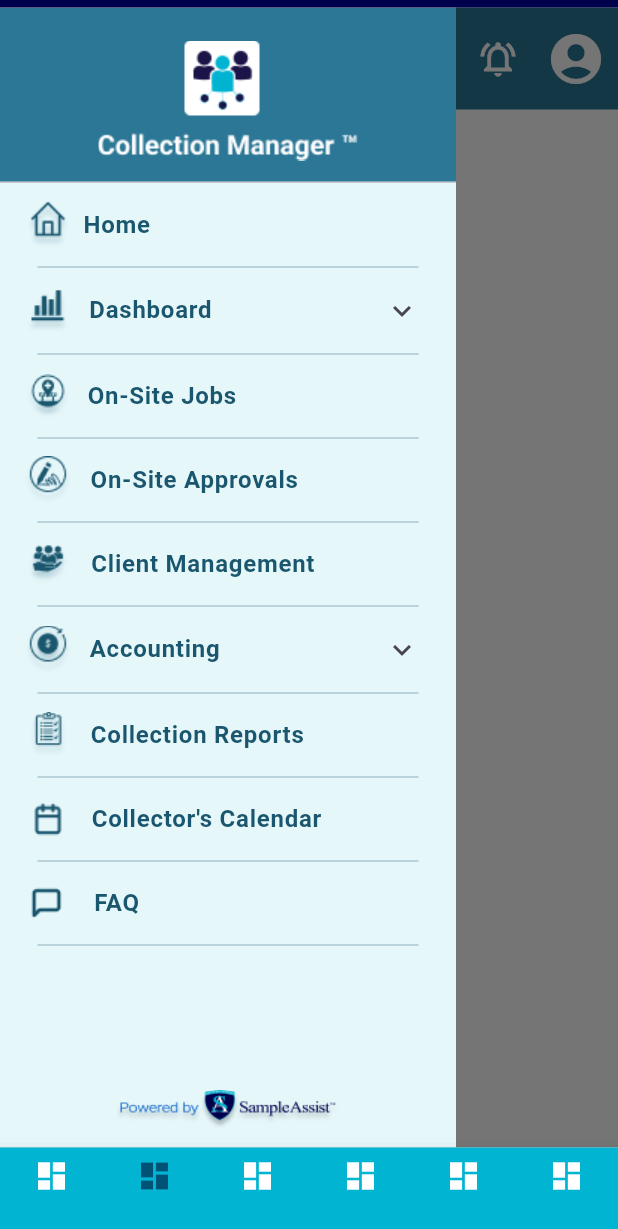
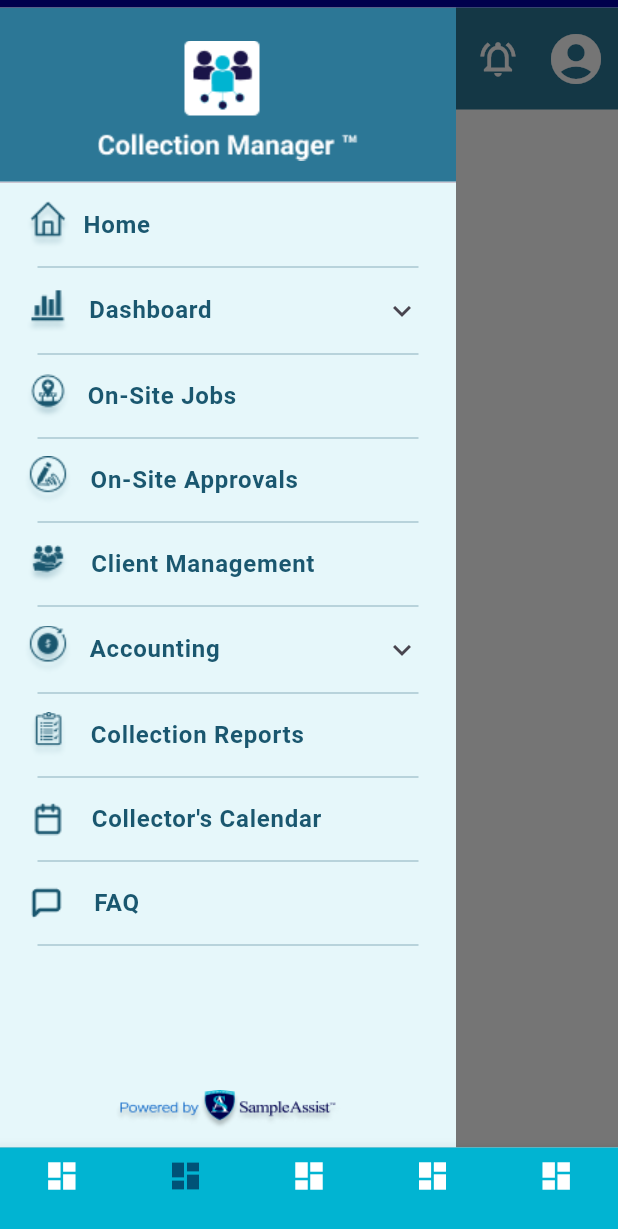
Before and after one commit to RusiraLiyanage/Collection-Manager-Mobile, a Flutter app: the screen it shows after launch, item 2 of the bottom bar chosen, in the side drawer, after a tap on the "menu" icon, on a phone screen of 412 x 824 dp. Shown: the top 1229 px of the screen. Run offline on Flutter 3.47's test engine with Material 3 defaults, Android fonts, the phone set to English and light mode, and no system bars.

Commit message:
working with navigations - 4/12/2024

```diff
--- a/lib/Navigation/appBarGoBack.dart
+++ b/lib/Navigation/appBarGoBack.dart
@@ -5,7 +5,15 @@ class AppBarGoBack extends StatelessWidget implements PreferredSizeWidget {
 
   @override
   Widget build(BuildContext context) {
-    return AppBar(
+    return Scaffold(
+      appBar: PreferredSize(
+        preferredSize: Size.fromHeight(5),
+        child: AppBar(
+          backgroundColor: Color(0xFF00004C),
+          // Fixed custom color
+        ),
+      ),
+      body: AppBar(
         toolbarHeight: 68,
         backgroundColor: Color(0xFF2C7796),
         title: Text(
@@ -23,13 +31,8 @@ class AppBarGoBack extends StatelessWidget implements PreferredSizeWidget {
             size: 28,
           ),
           onPressed: () {
-          // Close the drawer (if open) and navigate back
-          final scaffoldState = Scaffold.maybeOf(context);
-          if (scaffoldState?.isDrawerOpen ?? false) {
-            scaffoldState?.closeDrawer(); // Close the drawer if it's open
-          }
             // Navigate back when pressed
-          Navigator.of(context).pop();
+            Scaffold.of(context).openDrawer();
           },
         ),
         elevation: 0.0,
@@ -49,6 +52,7 @@ class AppBarGoBack extends StatelessWidget implements PreferredSizeWidget {
               ),
               onPressed: () {}),
         ],
+      ),
     );
   }
 
--- a/lib/main.dart
+++ b/lib/main.dart
@@ -14,7 +14,10 @@ class MyApp extends StatelessWidget {
     return MaterialApp(
       theme: ThemeData(
           scaffoldBackgroundColor: Colors.white, primaryColor: Colors.white),
-      home: TabsPage(selectedIndex: 0),
+      home: TabsPage(
+        selectedIndex: 0,
+        navigationMethod: "app_startup",
+      ),
       debugShowCheckedModeBanner: false,
     );
   }
--- a/lib/screens/Accounting/accountingDashboard.dart
+++ b/lib/screens/Accounting/accountingDashboard.dart
@@ -8,7 +8,9 @@ class AccountingDashboard extends StatelessWidget {
   @override
   Widget build(BuildContext context) {
     return Scaffold(
-      drawer: SideMenu(),
+      drawer: SideMenu(
+        navigationType: "bottomNavigation",
+      ),
       appBar: MyAppBar(),
       body: const Center(
         child: Text('Accounting Dashboard Page'),
--- a/lib/screens/Accounting/invoices.dart
+++ b/lib/screens/Accounting/invoices.dart
@@ -1,5 +1,6 @@
 import 'package:flutter/material.dart';
 import 'package:project_code_blue/Navigation/appBar.dart';
+import 'package:project_code_blue/Navigation/appBarGoBack.dart';
 import 'package:project_code_blue/sidemenu/sidemenu.dart';
 
 class Invoices extends StatelessWidget {
@@ -8,8 +9,10 @@ class Invoices extends StatelessWidget {
   @override
   Widget build(BuildContext context) {
     return Scaffold(
-      drawer: SideMenu(),
-      appBar: MyAppBar(),
+      drawer: SideMenu(
+        navigationType: "subPartNavigation",
+      ),
+      appBar: AppBarGoBack(),
       body: const Center(
         child: Text('Invoices Page'),
       ),
--- a/lib/screens/Accounting/itServices.dart
+++ b/lib/screens/Accounting/itServices.dart
@@ -1,5 +1,6 @@
 import 'package:flutter/material.dart';
 import 'package:project_code_blue/Navigation/appBar.dart';
+import 'package:project_code_blue/Navigation/appBarGoBack.dart';
 import 'package:project_code_blue/sidemenu/sidemenu.dart';
 
 class ITServices extends StatelessWidget {
@@ -8,8 +9,10 @@ class ITServices extends StatelessWidget {
   @override
   Widget build(BuildContext context) {
     return Scaffold(
-      drawer: SideMenu(),
-      appBar: MyAppBar(),
+      drawer: SideMenu(
+        navigationType: "subPartNavigation",
+      ),
+      appBar: AppBarGoBack(),
       body: const Center(
         child: Text('IT Services Page'),
       ),
--- a/lib/screens/Accounting/licensing.dart
+++ b/lib/screens/Accounting/licensing.dart
@@ -1,5 +1,6 @@
 import 'package:flutter/material.dart';
 import 'package:project_code_blue/Navigation/appBar.dart';
+import 'package:project_code_blue/Navigation/appBarGoBack.dart';
 import 'package:project_code_blue/sidemenu/sidemenu.dart';
 
 class Licensing extends StatelessWidget {
@@ -8,8 +9,10 @@ class Licensing extends StatelessWidget {
   @override
   Widget build(BuildContext context) {
     return Scaffold(
-      drawer: SideMenu(),
-      appBar: MyAppBar(),
+      drawer: SideMenu(
+        navigationType: "subPartNavigation",
+      ),
+      appBar: AppBarGoBack(),
       body: const Center(
         child: Text('Licensing Page'),
       ),
--- a/lib/screens/Accounting/tests.dart
+++ b/lib/screens/Accounting/tests.dart
@@ -1,5 +1,6 @@
 import 'package:flutter/material.dart';
 import 'package:project_code_blue/Navigation/appBar.dart';
+import 'package:project_code_blue/Navigation/appBarGoBack.dart';
 import 'package:project_code_blue/sidemenu/sidemenu.dart';
 
 class Tests extends StatelessWidget {
@@ -8,8 +9,10 @@ class Tests extends StatelessWidget {
   @override
   Widget build(BuildContext context) {
     return Scaffold(
-      drawer: SideMenu(),
-      appBar: MyAppBar(),
+      drawer: SideMenu(
+        navigationType: "subPartNavigation",
+      ),
+      appBar: AppBarGoBack(),
       body: const Center(
         child: Text('Tests Page'),
       ),
--- a/lib/screens/ClientManagement/clientManagement.dart
+++ b/lib/screens/ClientManagement/clientManagement.dart
@@ -8,7 +8,9 @@ class ClientManagement extends StatelessWidget {
   @override
   Widget build(BuildContext context) {
     return Scaffold(
-      drawer: SideMenu(),
+      drawer: SideMenu(
+        navigationType: "bottomNavigation",
+      ),
       appBar: MyAppBar(),
       body: const Center(
         child: Text('Client Management Page'),
--- a/lib/screens/CollectionReports/collectionReports.dart
+++ b/lib/screens/CollectionReports/collectionReports.dart
@@ -8,7 +8,9 @@ class CollectionReports extends StatelessWidget {
   @override
   Widget build(BuildContext context) {
     return Scaffold(
-      drawer: SideMenu(),
+      drawer: SideMenu(
+        navigationType: "bottomNavigation",
+      ),
       appBar: MyAppBar(),
       body: const Center(
         child: Text('Collection Reports Page'),
--- a/lib/screens/CollectorsCalendar/collectorsCalendar.dart
+++ b/lib/screens/CollectorsCalendar/collectorsCalendar.dart
@@ -1,5 +1,6 @@
 import 'package:flutter/material.dart';
 import 'package:project_code_blue/Navigation/appBar.dart';
+import 'package:project_code_blue/Navigation/appBarGoBack.dart';
 import 'package:project_code_blue/sidemenu/sidemenu.dart';
 
 class CollectorsCalendar extends StatelessWidget {
@@ -8,8 +9,10 @@ class CollectorsCalendar extends StatelessWidget {
   @override
   Widget build(BuildContext context) {
     return Scaffold(
-      drawer: SideMenu(),
-      appBar: MyAppBar(),
+      drawer: SideMenu(
+        navigationType: "subPartNavigation",
+      ),
+      appBar: AppBarGoBack(),
       body: const Center(
         child: Text('Collector\'s Calendar Page'),
       ),
--- a/lib/screens/Dashboard/dashboardHome.dart
+++ b/lib/screens/Dashboard/dashboardHome.dart
@@ -8,7 +8,9 @@ class DashboardHome extends StatelessWidget {
   @override
   Widget build(BuildContext context) {
     return Scaffold(
-      drawer: SideMenu(),
+      drawer: SideMenu(
+        navigationType: "bottomNavigation",
+      ),
       appBar: MyAppBar(),
       body: const Center(
         child: Text('Dashboard Home Page'),
--- a/lib/screens/Dashboard/testSampleResults.dart
+++ b/lib/screens/Dashboard/testSampleResults.dart
@@ -1,5 +1,6 @@
 import 'package:flutter/material.dart';
 import 'package:project_code_blue/Navigation/appBar.dart';
+import 'package:project_code_blue/Navigation/appBarGoBack.dart';
 import 'package:project_code_blue/sidemenu/sidemenu.dart';
 
 class TestSampleResults extends StatelessWidget {
@@ -8,8 +9,10 @@ class TestSampleResults extends StatelessWidget {
   @override
   Widget build(BuildContext context) {
     return Scaffold(
-      drawer: SideMenu(),
-      appBar: MyAppBar(),
+      drawer: SideMenu(
+        navigationType: "subPartNavigation",
+      ),
+      appBar: AppBarGoBack(),
       body: const Center(
         child: Text('Test Sample Results Page'),
       ),
--- a/lib/screens/Dashboard/testsProcessed.dart
+++ b/lib/screens/Dashboard/testsProcessed.dart
@@ -1,5 +1,6 @@
 import 'package:flutter/material.dart';
 import 'package:project_code_blue/Navigation/appBar.dart';
+import 'package:project_code_blue/Navigation/appBarGoBack.dart';
 import 'package:project_code_blue/sidemenu/sidemenu.dart';
 
 class TestsProcessed extends StatelessWidget {
@@ -8,8 +9,10 @@ class TestsProcessed extends StatelessWidget {
   @override
   Widget build(BuildContext context) {
     return Scaffold(
-      drawer: SideMenu(),
-      appBar: MyAppBar(),
+      drawer: SideMenu(
+        navigationType: "subPartNavigation",
+      ),
+      appBar: AppBarGoBack(),
       body: const Center(
         child: Text('Tests Processed Page'),
       ),
--- a/lib/screens/OnsiteApprovals/onsiteApprovals.dart
+++ b/lib/screens/OnsiteApprovals/onsiteApprovals.dart
@@ -9,8 +9,11 @@ class OnsiteApprovals extends StatelessWidget {
   @override
   Widget build(BuildContext context) {
     return Scaffold(
+      drawer: SideMenu(
+        navigationType: "subPartNavigation",
+      ),
       appBar: AppBarGoBack(),
-      body: const Center(
+      body: Center(
         child: Text('Onsite Approvals Page'),
       ),
     );
--- a/lib/screens/OnsiteJobs/onSiteJobsHome.dart
+++ b/lib/screens/OnsiteJobs/onSiteJobsHome.dart
@@ -13,7 +13,9 @@ class _onSiteJobsHomeState extends State<OnsiteJobsHome> {
   @override
   Widget build(BuildContext context) {
     return Scaffold(
-      drawer: SideMenu(),
+      drawer: SideMenu(
+        navigationType: "bottomNavigation",
+      ),
       appBar: MyAppBar(),
       body: Center(
         child: Text('Onsite Jobs Home Page'),
--- a/lib/screens/home.dart
+++ b/lib/screens/home.dart
@@ -10,10 +10,19 @@ class Home extends StatefulWidget {
 }
 
 class _HomeState extends State<Home> {
+  bool _isDrawerOpen = false; // Track drawer state
   @override
   Widget build(BuildContext context) {
     return Scaffold(
-      drawer: SideMenu(),
+      onDrawerChanged: (isOpen) {
+        setState(() {
+          _isDrawerOpen = isOpen; // Update drawer state
+          print(isOpen);
+        });
+      },
+      drawer: SideMenu(
+        navigationType: "bottomNavigation",
+      ),
       appBar: const MyAppBar(),
       body: Center(
         child: Text('Home Page'),
--- a/lib/sidemenu/sidemenu.dart
+++ b/lib/sidemenu/sidemenu.dart
@@ -1,9 +1,20 @@
 import 'package:flutter/material.dart';
+import 'package:project_code_blue/screens/Accounting/invoices.dart';
+import 'package:project_code_blue/screens/Accounting/itServices.dart';
+import 'package:project_code_blue/screens/Accounting/licensing.dart';
+import 'package:project_code_blue/screens/Accounting/tests.dart';
+import 'package:project_code_blue/screens/CollectorsCalendar/collectorsCalendar.dart';
+import 'package:project_code_blue/screens/Dashboard/testSampleResults.dart';
+import 'package:project_code_blue/screens/Dashboard/testsProcessed.dart';
+import 'package:project_code_blue/screens/FAQ/faq.dart';
 import 'package:project_code_blue/screens/OnsiteApprovals/onsiteApprovals.dart';
 import 'package:project_code_blue/screens/OnsiteJobs/onSiteJobsHome.dart';
 import '../tabs/tabs_page.dart';
 
 class SideMenu extends StatefulWidget {
+  String navigationType = "";
+  SideMenu({required this.navigationType});
+
   @override
   _SideMenuState createState() => _SideMenuState();
 }
@@ -26,7 +37,8 @@ class _SideMenuState extends State<SideMenu> {
               padding: EdgeInsets.zero, // Adjust vertical padding
               children: [
                 SizedBox(
-                  height: 125,
+                  height:
+                      widget.navigationType == "bottomNavigation" ? 125 : 165,
                   child: DrawerHeader(
                     child: Image(
                       image:
@@ -63,7 +75,9 @@ class _SideMenuState extends State<SideMenu> {
                         Navigator.pushReplacement(
                           context,
                           MaterialPageRoute(
-                              builder: (context) => TabsPage(selectedIndex: 0)),
+                              builder: (context) => TabsPage(
+                                  selectedIndex: 0,
+                                  navigationMethod: "sidebar")),
                         )
                       },
                     ),
@@ -132,8 +146,9 @@ class _SideMenuState extends State<SideMenu> {
                                 Navigator.pushReplacement(
                                   context,
                                   MaterialPageRoute(
-                                      builder: (context) =>
-                                          TabsPage(selectedIndex: 1)),
+                                      builder: (context) => TabsPage(
+                                          selectedIndex: 1,
+                                          navigationMethod: "sidebar")),
                                 ),
                               },
                             ),
@@ -163,8 +178,8 @@ class _SideMenuState extends State<SideMenu> {
                                   context,
                                   MaterialPageRoute(
                                       builder: (context) =>
-                                          TabsPage(selectedIndex: 2)),
-                                ),
+                                          const TestsProcessed()),
+                                )
                               },
                             ),
                             ListTile(
@@ -189,12 +204,12 @@ class _SideMenuState extends State<SideMenu> {
                                 ),
                               ),
                               onTap: () => {
-                                Navigator.pushReplacement(
+                                Navigator.push(
                                   context,
                                   MaterialPageRoute(
                                       builder: (context) =>
-                                          TabsPage(selectedIndex: 3)),
-                                ),
+                                          const TestSampleResults()),
+                                )
                               },
                             ),
                           ]),
@@ -236,7 +251,10 @@ class _SideMenuState extends State<SideMenu> {
                         Navigator.pushReplacement(
                           context,
                           MaterialPageRoute(
-                              builder: (context) => TabsPage(selectedIndex: 2)),
+                              builder: (context) => TabsPage(
+                                  selectedIndex: 1,
+                                  navigationMethod:
+                                      "special_case")), // In here, inside tabs_page it is conditionally monitored
                         ),
                       },
                     ),
@@ -274,10 +292,10 @@ class _SideMenuState extends State<SideMenu> {
                         ),
                       ),
                       onTap: () => {
-                        Navigator.push(
+                        Navigator.pushReplacement(
                           context,
                           MaterialPageRoute(
-                              builder: (context) => OnsiteApprovals()),
+                              builder: (context) => const OnsiteApprovals()),
                         )
                       },
                     ),
@@ -318,7 +336,9 @@ class _SideMenuState extends State<SideMenu> {
                         Navigator.pushReplacement(
                           context,
                           MaterialPageRoute(
-                              builder: (context) => TabsPage(selectedIndex: 3)),
+                              builder: (context) => TabsPage(
+                                  selectedIndex: 2,
+                                  navigationMethod: "sidebar")),
                         ),
                       },
                     ),
@@ -387,8 +407,9 @@ class _SideMenuState extends State<SideMenu> {
                               Navigator.pushReplacement(
                                 context,
                                 MaterialPageRoute(
-                                    builder: (context) =>
-                                        TabsPage(selectedIndex: 5)),
+                                    builder: (context) => TabsPage(
+                                        selectedIndex: 4,
+                                        navigationMethod: "sidebar")),
                               ),
                             },
                           ),
@@ -414,12 +435,11 @@ class _SideMenuState extends State<SideMenu> {
                               ),
                             ),
                             onTap: () => {
-                              Navigator.pushReplacement(
+                              Navigator.push(
                                 context,
                                 MaterialPageRoute(
-                                    builder: (context) =>
-                                        TabsPage(selectedIndex: 6)),
-                              ),
+                                    builder: (context) => Tests()),
+                              )
                             },
                           ),
                           ListTile(
@@ -444,12 +464,11 @@ class _SideMenuState extends State<SideMenu> {
                               ),
                             ),
                             onTap: () => {
-                              Navigator.pushReplacement(
+                              Navigator.push(
                                 context,
                                 MaterialPageRoute(
-                                    builder: (context) =>
-                                        TabsPage(selectedIndex: 7)),
-                              ),
+                                    builder: (context) => const Licensing()),
+                              )
                             },
                           ),
                           ListTile(
@@ -474,12 +493,11 @@ class _SideMenuState extends State<SideMenu> {
                               ),
                             ),
                             onTap: () => {
-                              Navigator.pushReplacement(
+                              Navigator.push(
                                 context,
                                 MaterialPageRoute(
-                                    builder: (context) =>
-                                        TabsPage(selectedIndex: 8)),
-                              ),
+                                    builder: (context) => const ITServices()),
+                              )
                             },
                           ),
                           ListTile(
@@ -504,12 +522,11 @@ class _SideMenuState extends State<SideMenu> {
                               ),
                             ),
                             onTap: () => {
-                              Navigator.pushReplacement(
+                              Navigator.push(
                                 context,
                                 MaterialPageRoute(
-                                    builder: (context) =>
-                                        TabsPage(selectedIndex: 9)),
-                              ),
+                                    builder: (context) => const Invoices()),
+                              )
                             },
                           ),
                         ],
@@ -552,7 +569,9 @@ class _SideMenuState extends State<SideMenu> {
                         Navigator.pushReplacement(
                           context,
                           MaterialPageRoute(
-                              builder: (context) => TabsPage(selectedIndex: 4)),
+                              builder: (context) => TabsPage(
+                                  selectedIndex: 3,
+                                  navigationMethod: "sidebar")),
                         ),
                       },
                     ),
@@ -590,12 +609,11 @@ class _SideMenuState extends State<SideMenu> {
                         ),
                       ),
                       onTap: () => {
-                        Navigator.pushReplacement(
+                        Navigator.push(
                           context,
                           MaterialPageRoute(
-                              builder: (context) =>
-                                  TabsPage(selectedIndex: 11)),
-                        ),
+                              builder: (context) => const CollectorsCalendar()),
+                        )
                       },
                     ),
                     Padding(
@@ -638,12 +656,10 @@ class _SideMenuState extends State<SideMenu> {
                         ),
                       ),
                       onTap: () => {
-                        Navigator.pushReplacement(
+                        Navigator.push(
                           context,
-                          MaterialPageRoute(
-                              builder: (context) =>
-                                  TabsPage(selectedIndex: 12)),
-                        ),
+                          MaterialPageRoute(builder: (context) => const FAQ()),
+                        )
                       },
                     ),
                     Padding(
--- a/lib/tabs/tabs_page.dart
+++ b/lib/tabs/tabs_page.dart
@@ -3,8 +3,10 @@ import '../tabs/bottom_tabs.dart';
 
 class TabsPage extends StatefulWidget {
   int selectedIndex = 0;
+  String navigationMethod = "";
+  bool firstInstance = true;
 
-  TabsPage({required this.selectedIndex});
+  TabsPage({required this.selectedIndex, required this.navigationMethod});
 
   @override
   _TabsPageState createState() => _TabsPageState();
@@ -12,51 +14,58 @@ class TabsPage extends StatefulWidget {
 
 class _TabsPageState extends State<TabsPage> {
   int _selectedIndex = 0;
+  bool _isDrawerOpen = false; // Track drawer state
+  void _onItemTapped(int index, {bool fromBottomNavigation = false}) {
+    setState(() {
+      widget.firstInstance = false;
+      switch (index) {
+        case 0:
+          _updateState(index: 1, selectedIndex: 0);
+          break;
 
-  void _onItemTapped(int index) {
-    int stacked_index = 0;
-    if (index == 2) {
-      setState(() {
-        stacked_index = index;
-        index = 4;
-        widget.selectedIndex = index;
-        _selectedIndex = stacked_index;
-      });
-    } else if (index == 3) {
-      setState(() {
-        stacked_index = index;
-        index = 6;
-        widget.selectedIndex = index;
-        _selectedIndex = stacked_index;
-      });
-    } else if (index == 4) {
-      setState(() {
-        stacked_index = index;
-        index = 12;
-        widget.selectedIndex = index;
-        _selectedIndex = stacked_index;
-      });
-    } else if (index == 5) {
-      setState(() {
-        stacked_index = index;
-        index = 7;
-        widget.selectedIndex = index;
-        _selectedIndex = stacked_index;
-      });
+        case 1:
+          if (widget.navigationMethod == "sidebar" && !fromBottomNavigation) {
+            _updateState(index: 1, selectedIndex: 0);
+            widget.navigationMethod = "app_startup";
           } else {
-      setState(() {
-        widget.selectedIndex = index;
-        _selectedIndex = widget.selectedIndex;
+            _updateState(index: 4, selectedIndex: 1);
+          }
+          break;
+
+        case 2:
+          _updateState(index: 6, selectedIndex: 2);
+          break;
+
+        case 3:
+          _updateState(index: 12, selectedIndex: 3);
+          break;
+
+        case 4:
+          _updateState(index: 7, selectedIndex: 4);
+          break;
+
+        default:
+          _updateState(index: index, selectedIndex: index);
+          break;
+      }
       print(_selectedIndex);
     });
   }
-    print(_selectedIndex);
+
+  void _updateState({required int index, required int selectedIndex}) {
+    widget.selectedIndex = index;
+    _selectedIndex = selectedIndex;
   }
 
   @override
   void initState() {
+    print("its called");
+    if (widget.selectedIndex == 0) {
+      widget.firstInstance = true;
+    } else {
       _onItemTapped(widget.selectedIndex);
       super.initState();
+    }
   }
 
   @override
@@ -70,6 +79,12 @@ class _TabsPageState extends State<TabsPage> {
         ),
       ),
       body: Scaffold(
+        onDrawerChanged: (isOpen) {
+          setState(() {
+            _isDrawerOpen = isOpen; // Update drawer state
+            print(isOpen);
+          });
+        },
         body: IndexedStack(
           index: widget.selectedIndex,
           children: [
@@ -77,14 +92,12 @@ class _TabsPageState extends State<TabsPage> {
           ],
         ),
       ),
-      bottomNavigationBar: BottomNavigationBar(
+      bottomNavigationBar: _isDrawerOpen
+          ? null
+          : BottomNavigationBar(
               type: BottomNavigationBarType.fixed,
               backgroundColor: const Color(0xFF01B4D2),
               items: const <BottomNavigationBarItem>[
-          BottomNavigationBarItem(
-            icon: Icon(Icons.dashboard),
-            label: '',
-          ),
                 BottomNavigationBarItem(
                   icon: Icon(Icons.dashboard),
                   label: '',
@@ -95,9 +108,11 @@ class _TabsPageState extends State<TabsPage> {
                 BottomNavigationBarItem(icon: Icon(Icons.dashboard), label: ''),
               ],
               currentIndex: _selectedIndex,
-        selectedItemColor: const Color(0xFF005277),
+              selectedItemColor:
+                  widget.firstInstance ? Colors.white : const Color(0xFF005277),
               unselectedItemColor: Colors.white,
-        onTap: _onItemTapped,
+              onTap: (index) =>
+                  _onItemTapped(index, fromBottomNavigation: true),
             ),
     );
   }
```
Also changed, not shown: lib/screens/FAQ/faq.dart (+5 -2 lines). Lines whose indentation alone changed are shown as unchanged.
